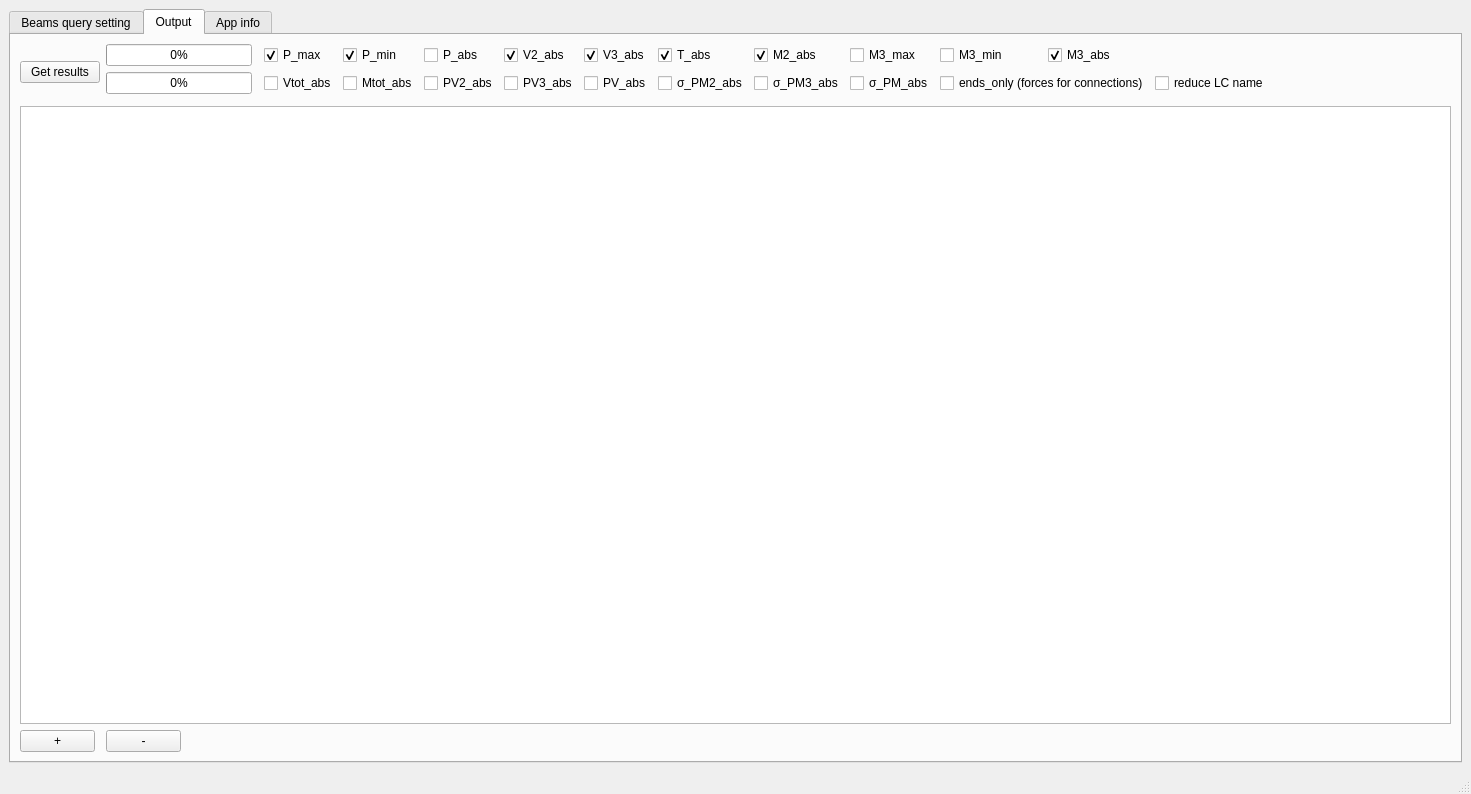
Before: the Qt Designer form scr/mainwindow.ui in lukaszlaba/etabsplus, drawn with Qt 5.
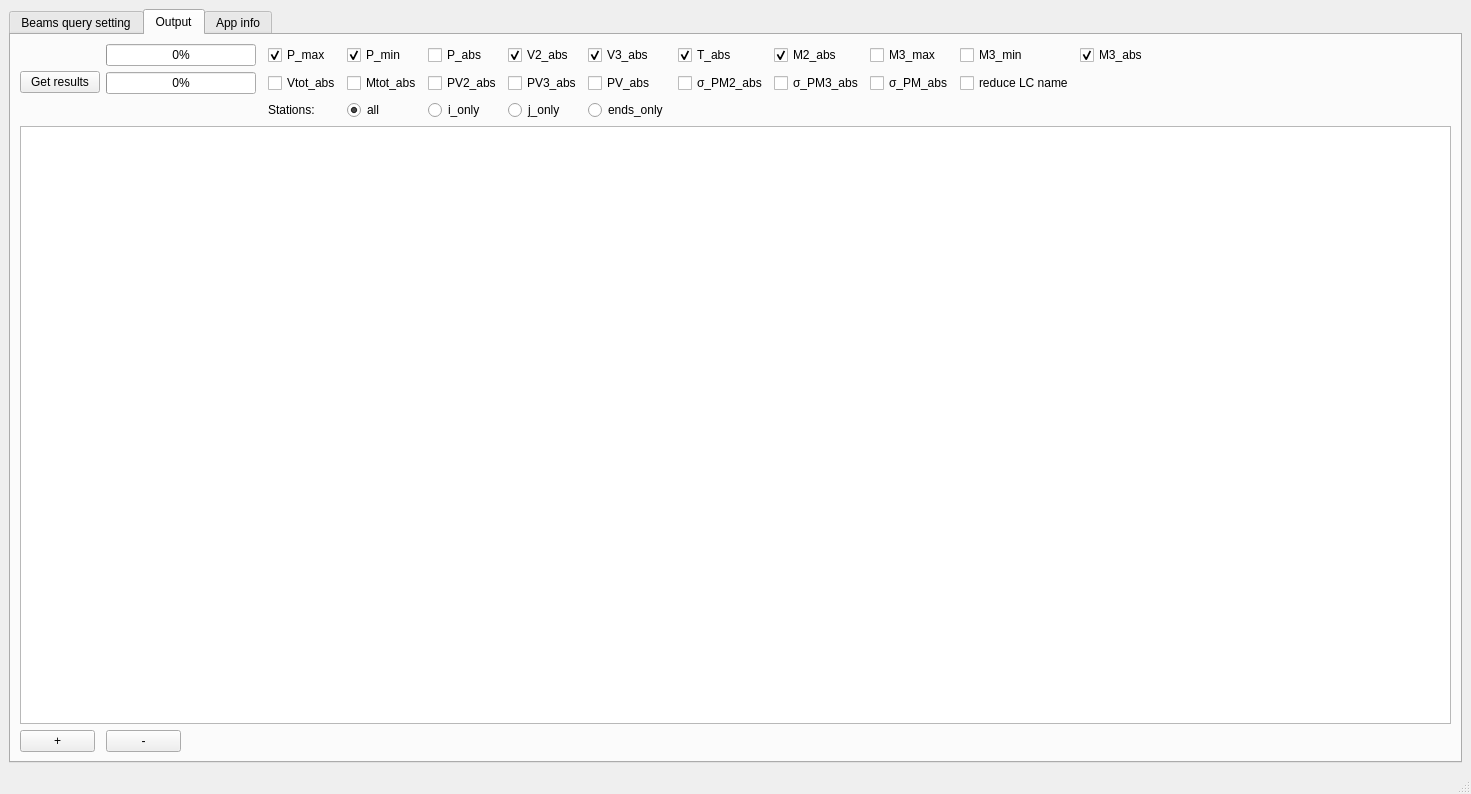
After: the same form once the commit is applied. The open tabs and pages were chosen to show the change.

Diff of the .ui file:
```diff
--- a/scr/mainwindow.ui
+++ b/scr/mainwindow.ui
@@ -24,7 +24,7 @@
        </size>
       </property>
       <property name="currentIndex">
-       <number>0</number>
+       <number>1</number>
       </property>
       <widget class="QWidget" name="tab">
        <attribute name="title">
@@ -213,6 +213,13 @@
           </property>
          </widget>
         </item>
+        <item row="1" column="9">
+         <widget class="QCheckBox" name="checkBox_PM3_abs">
+          <property name="text">
+           <string>σ_PM3_abs</string>
+          </property>
+         </widget>
+        </item>
         <item row="1" column="4">
          <widget class="QCheckBox" name="checkBox_Mtot_abs">
           <property name="text">
@@ -237,13 +244,6 @@
           </property>
          </widget>
         </item>
-        <item row="1" column="11" colspan="2">
-         <widget class="QCheckBox" name="checkBox_ends_only">
-          <property name="text">
-           <string>ends_only (forces for connections)</string>
-          </property>
-         </widget>
-        </item>
         <item row="4" column="0">
          <widget class="QPushButton" name="pushButton_zoomIn">
           <property name="maximumSize">
@@ -310,13 +310,6 @@
           </property>
          </widget>
         </item>
-        <item row="1" column="13">
-         <widget class="QCheckBox" name="checkBox_reduce_LC_name">
-          <property name="text">
-           <string>reduce LC name</string>
-          </property>
-         </widget>
-        </item>
         <item row="0" column="6">
          <widget class="QCheckBox" name="checkBox_V2_abs">
           <property name="text">
@@ -358,10 +351,48 @@
           </property>
          </widget>
         </item>
-        <item row="1" column="9">
-         <widget class="QCheckBox" name="checkBox_PM3_abs">
+        <item row="1" column="11">
+         <widget class="QCheckBox" name="checkBox_reduce_LC_name">
           <property name="text">
-           <string>σ_PM3_abs</string>
+           <string>reduce LC name</string>
+          </property>
+         </widget>
+        </item>
+        <item row="2" column="7">
+         <widget class="QRadioButton" name="radioButton_ends_only">
+          <property name="text">
+           <string>ends_only </string>
+          </property>
+         </widget>
+        </item>
+        <item row="2" column="6">
+         <widget class="QRadioButton" name="radioButton_j_only">
+          <property name="text">
+           <string>j_only </string>
+          </property>
+         </widget>
+        </item>
+        <item row="2" column="5">
+         <widget class="QRadioButton" name="radioButton_i_only">
+          <property name="text">
+           <string>i_only </string>
+          </property>
+         </widget>
+        </item>
+        <item row="2" column="4">
+         <widget class="QRadioButton" name="radioButton_all_stations">
+          <property name="text">
+           <string>all</string>
+          </property>
+          <property name="checked">
+           <bool>true</bool>
+          </property>
+         </widget>
+        </item>
+        <item row="2" column="3">
+         <widget class="QLabel" name="label_2">
+          <property name="text">
+           <string>Stations:</string>
           </property>
          </widget>
         </item>
```
